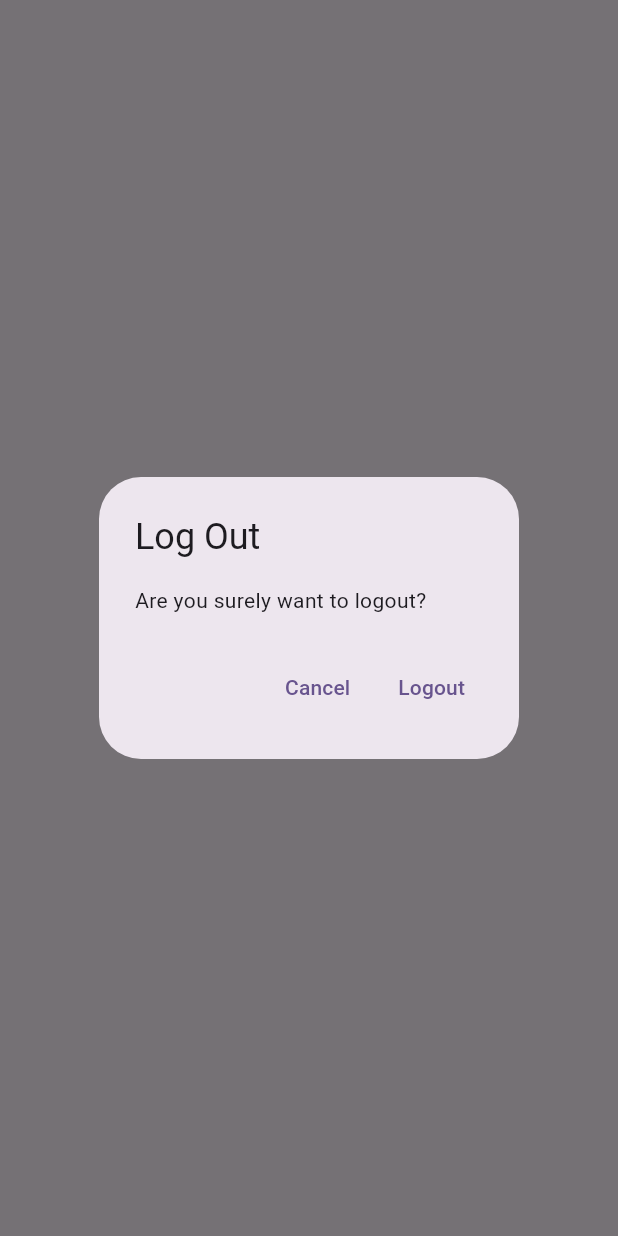
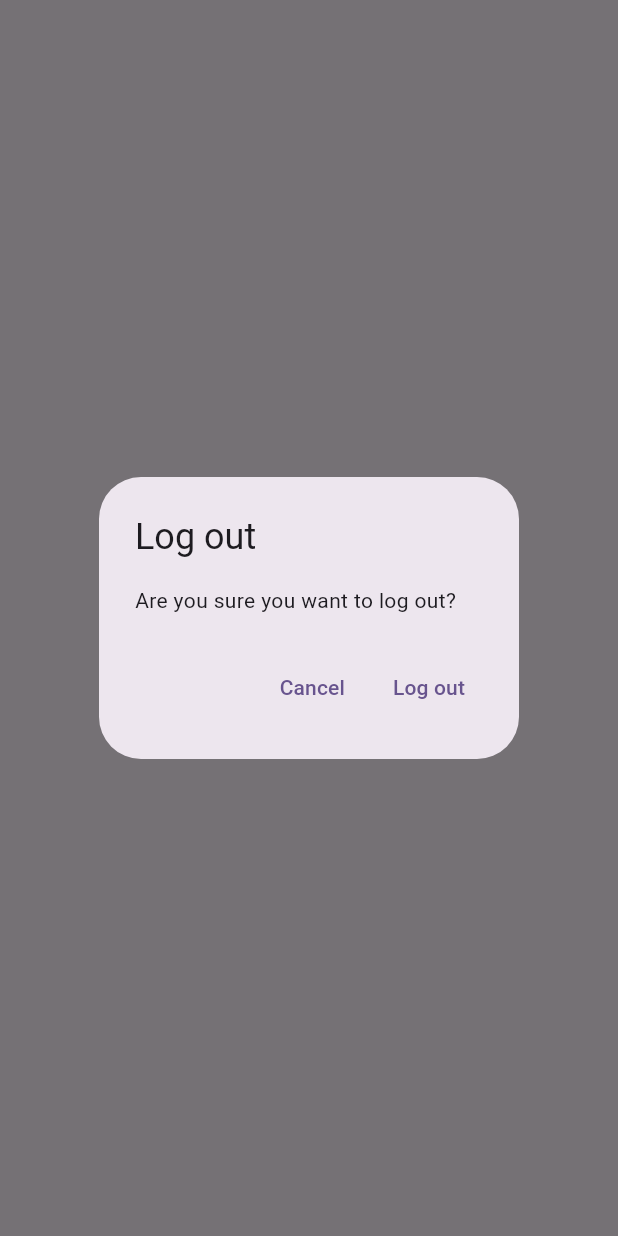
Before and after one commit to iPriyanshu19/MyNotes, a Flutter app: what showLogOutDialog() shows on an empty page, opened directly, on a phone screen of 412 x 824 dp. Run offline on Flutter 3.47's test engine with Material 3 defaults, Android fonts, the phone set to English and light mode, and no system bars; our stand-ins replace firebase_auth, firebase_core, sqflite; accounts and stored records are empty; network calls fail.

Commit message:
complete chapter 33

```diff
--- /dev/null
+++ b/lib/utilities/dialogs/generic_dialog.dart
@@ -0,0 +1,34 @@
+import 'package:flutter/material.dart';
+
+typedef DialogOptionBuilder<T> = Map<String, T?> Function();
+
+Future<T?> showGenericDialog<T>({
+  required BuildContext context,
+  required String title,
+  required String content,
+  required DialogOptionBuilder optionsBuilder,
+}) {
+  final options = optionsBuilder();
+  return showDialog<T>(
+    context: context,
+    builder: (context) {
+      return AlertDialog(
+        title: Text(title),
+        content: Text(content),
+        actions: options.keys.map((optionTitle) {
+          final value = options[optionTitle];
+          return TextButton(
+            onPressed: () {
+              if (value != null) {
+                Navigator.of(context).pop(value);
+              } else {
+                Navigator.of(context).pop();
+              }
+            },
+            child: Text(optionTitle),
+          );
+        }).toList(),
+      );
+    },
+  );
+}
--- /dev/null
+++ b/lib/utilities/dialogs/logout_dialog.dart
@@ -0,0 +1,16 @@
+import 'package:flutter/material.dart';
+import 'package:mynotes/utilities/dialogs/generic_dialog.dart';
+
+Future<bool> showLogOutDialog(BuildContext context) {
+  return showGenericDialog<bool>(
+    context: context,
+    title: 'Log out',
+    content: 'Are you sure you want to log out?',
+    optionsBuilder: () => {
+      'Cancel': false,
+      'Log out': true,
+    },
+  ).then(
+    (value) => value ?? false,
+  );
+}
--- a/lib/views/login_view.dart
+++ b/lib/views/login_view.dart
@@ -2,7 +2,7 @@ import 'package:flutter/material.dart';
 import 'package:mynotes/constants/routes.dart';
 import 'package:mynotes/services/auth/auth_exceptions.dart';
 import 'package:mynotes/services/auth/auth_service.dart';
-import 'package:mynotes/utilities/show_error_dialog.dart';
+import 'package:mynotes/utilities/dialogs/error_dialog.dart';
 
 class LoginView extends StatefulWidget {
   const LoginView({super.key});
--- a/lib/views/notes/notes_view.dart
+++ b/lib/views/notes/notes_view.dart
@@ -3,6 +3,8 @@ import 'package:mynotes/constants/routes.dart';
 import 'package:mynotes/enums/menu_action.dart';
 import 'package:mynotes/services/auth/auth_service.dart';
 import 'package:mynotes/services/crud/notes_service.dart';
+import 'package:mynotes/utilities/dialogs/logout_dialog.dart';
+import 'package:mynotes/views/notes/notes_list_view.dart';
 
 class NotesView extends StatefulWidget {
   const NotesView({super.key});
@@ -70,18 +72,10 @@ class _NotesViewState extends State<NotesView> {
                     case ConnectionState.active:
                       if (snapshot.hasData) {
                         final allNotes = snapshot.data as List<DatabaseNote>;
-                        return ListView.builder(
-                          itemCount: allNotes.length,
-                          itemBuilder: (context, index) {
-                            final note = allNotes[index];
-                            return ListTile(
-                              title: Text(
-                                note.text,
-                                maxLines: 1,
-                                softWrap: true,
-                                overflow: TextOverflow.ellipsis,
-                              ),
-                            );
+                        return NotesListView(
+                          notes: allNotes,
+                          onDeleteNote: (note) async {
+                            await _notesService.deleteNote(id: note.id);
                           },
                         );
                       } else {
@@ -100,29 +94,3 @@ class _NotesViewState extends State<NotesView> {
     );
   }
 }
-
-Future<bool> showLogOutDialog(BuildContext context) {
-  return showDialog<bool>(
-    context: context,
-    builder: (context) {
-      return AlertDialog(
-        title: const Text('Log Out'),
-        content: const Text('Are you surely want to logout?'),
-        actions: [
-          TextButton(
-            onPressed: () {
-              Navigator.of(context).pop(false);
-            },
-            child: const Text('Cancel'),
-          ),
-          TextButton(
-            onPressed: () {
-              Navigator.of(context).pop(true);
-            },
-            child: const Text('Logout'),
-          ),
-        ],
-      );
-    },
-  ).then((value) => value ?? false);
-}
--- a/lib/views/register_view.dart
+++ b/lib/views/register_view.dart
@@ -2,7 +2,7 @@ import 'package:flutter/material.dart';
 import 'package:mynotes/constants/routes.dart';
 import 'package:mynotes/services/auth/auth_exceptions.dart';
 import 'package:mynotes/services/auth/auth_service.dart';
-import 'package:mynotes/utilities/show_error_dialog.dart';
+import 'package:mynotes/utilities/dialogs/error_dialog.dart';
 
 class RegisterView extends StatefulWidget {
   const RegisterView({super.key});
```
Also changed, not shown: lib/utilities/dialogs/delete_dialog.dart (added, +16 -0 lines), lib/utilities/dialogs/error_dialog.dart (added, +16 -0 lines), lib/utilities/show_error_dialog.dart (deleted, +0 -24 lines), lib/views/notes/notes_list_view.dart (added, +42 -0 lines).
